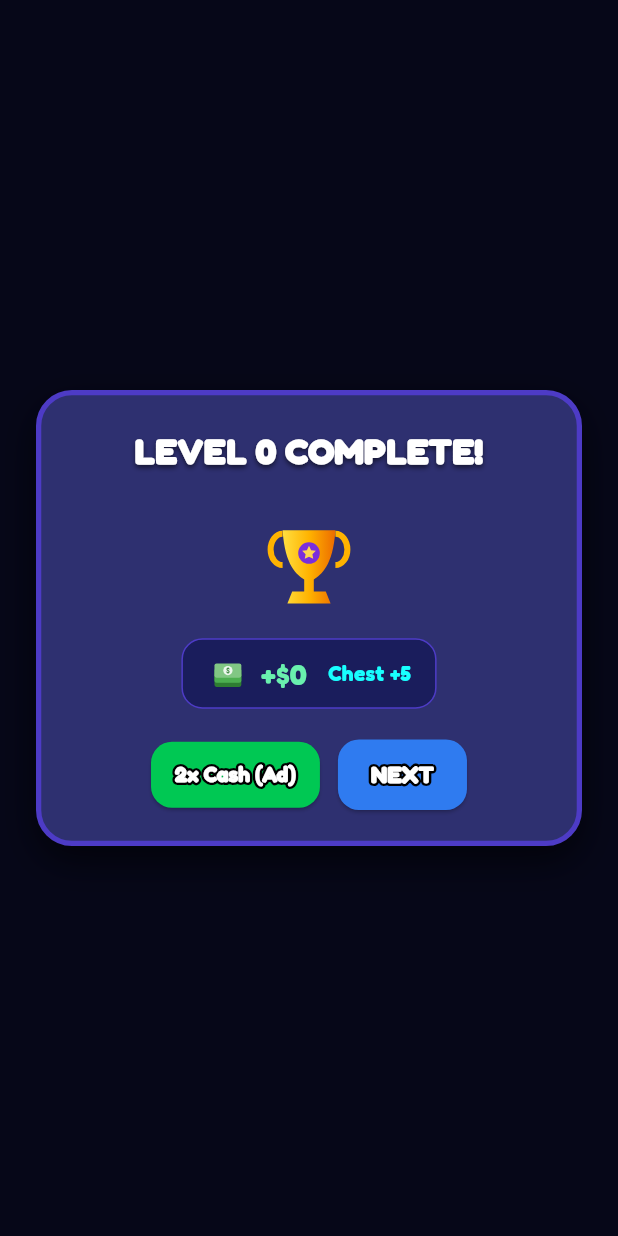
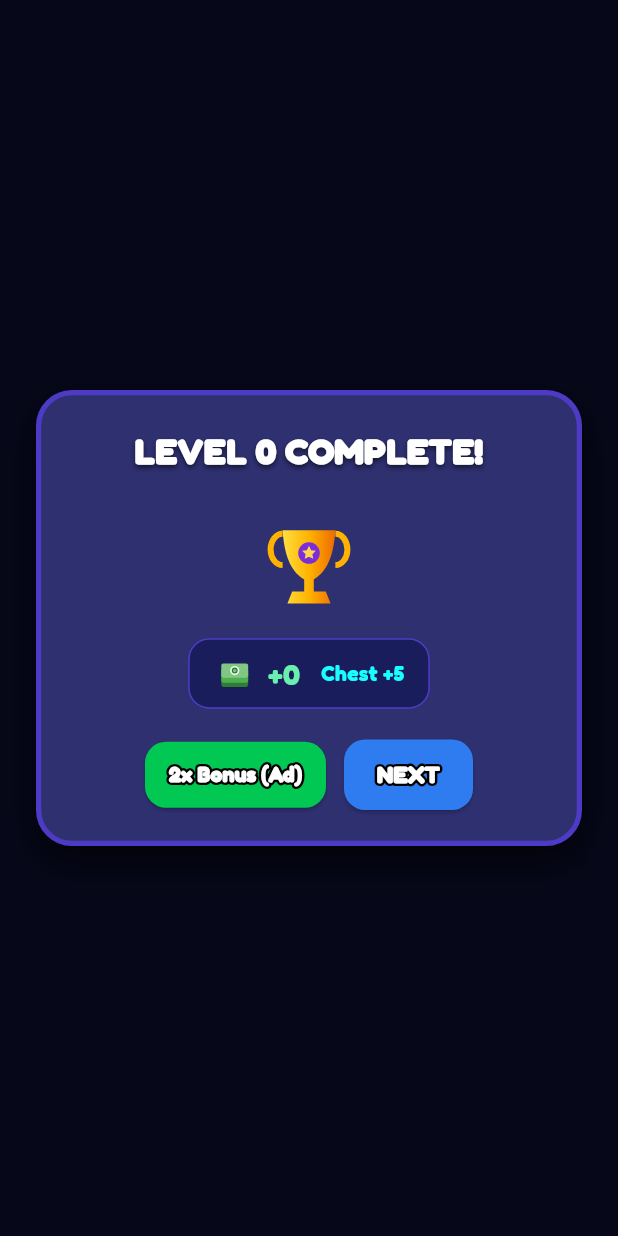
Before and after one commit to rayotrans11/bloopgame, a Flutter app: what showWin() shows on an empty page, opened directly with empty values, on a phone screen of 412 x 824 dp. Run offline on Flutter 3.47's test engine with Material 3 defaults, Android fonts, the phone set to English and light mode, and no system bars; our stand-ins replace audioplayers, google_fonts, shared_preferences; missing offline and left inert: app_tracking_transparency, unity_ads_plugin; accounts and stored records are empty.

Commit message:
style: Remove dollar sign ($) from all currency displays, HUD pills, win popups, and coin icons

```diff
--- a/lib/core/format.dart
+++ b/lib/core/format.dart
@@ -1,5 +1,5 @@
 class GameFormat {
-  static String currency(num amount, {String symbol = '\$'}) {
+  static String currency(num amount, {String symbol = ''}) {
     if (amount >= 1000000) {
       final v = (amount / 1000000).toStringAsFixed(2).replaceFirst(RegExp(r'\.?0+$'), '');
       return '$symbol${v}M';
--- a/lib/ui/widgets/game_icons.dart
+++ b/lib/ui/widgets/game_icons.dart
@@ -93,16 +93,10 @@ class GameIconPainter extends CustomPainter {
       lightGreen,
     );
 
-    // White circle & dollar symbol
+    // White circle & coin star emblem (no dollar symbol)
     canvas.drawCircle(const Offset(50, 43), 11, Paint()..color = Colors.white.withValues(alpha: 0.85));
-    final tp = TextPainter(
-      text: const TextSpan(
-        text: '\$',
-        style: TextStyle(color: Color(0xFF2E7D32), fontSize: 16, fontWeight: FontWeight.w900),
-      ),
-      textDirection: TextDirection.ltr,
-    )..layout();
-    tp.paint(canvas, Offset(50 - tp.width / 2, 43 - tp.height / 2));
+    canvas.drawCircle(const Offset(50, 43), 7, Paint()..color = const Color(0xFF2E7D32));
+    canvas.drawCircle(const Offset(50, 43), 4, Paint()..color = const Color(0xFF81C784));
   }
 
   void _drawGem(Canvas canvas) {
--- a/lib/ui/widgets/popups.dart
+++ b/lib/ui/widgets/popups.dart
@@ -242,8 +242,8 @@ class Popups {
 
   static void showWin(BuildContext context, int level, num cashEarned, VoidCallback onNext, {PlayerState? player}) {
     final cashStr = cashEarned is double || cashEarned.toDouble() != cashEarned.toInt().toDouble()
-        ? '\$${cashEarned.toStringAsFixed(2)}'
-        : '\$$cashEarned';
+        ? cashEarned.toStringAsFixed(2)
+        : '$cashEarned';
 
     showDialog(
       barrierDismissible: false,
@@ -310,7 +310,7 @@ class Popups {
                 },
               );
             },
-            child: const OutlinedButtonText('2x Cash (Ad)', fontSize: 14),
+            child: const OutlinedButtonText('2x Bonus (Ad)', fontSize: 14),
           ),
           ElevatedButton(
             style: ElevatedButton.styleFrom(
@@ -431,7 +431,7 @@ class Popups {
             ),
             const SizedBox(height: 14),
             const Text(
-              'You found:\n• \$500 Cash\n• 15 Gems\n• +1 Smash Power-up!',
+              'You found:\n• 500 Coins\n• 15 Gems\n• +1 Smash Power-up!',
               textAlign: TextAlign.center,
               style: TextStyle(fontFamily: 'Fredoka', fontSize: 16, color: Colors.yellowAccent, height: 1.4),
             ),
```
Also changed, not shown: 1 other file.
